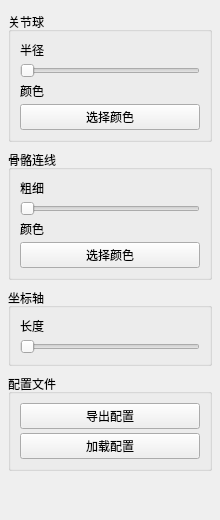
Before: the Qt Designer form ui/draw_config_panel.ui in FOHEART/MotionGloveSDK_python, drawn with Qt 5.
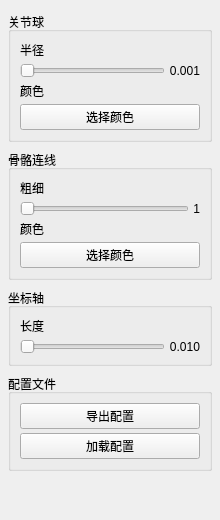
After: the same form once the commit is applied.

The edit to the form file:
```diff
--- a/ui/draw_config_panel.ui
+++ b/ui/draw_config_panel.ui
@@ -43,6 +43,8 @@
        </widget>
       </item>
       <item>
+       <layout class="QHBoxLayout" name="layout_joint_radius_h">
+        <item>
        <widget class="QSlider" name="sld_joint_radius">
         <property name="orientation">
          <enum>Qt::Horizontal</enum>
@@ -50,6 +52,21 @@
        </widget>
       </item>
       <item>
+         <widget class="QLabel" name="lbl_joint_radius_value">
+          <property name="text">
+           <string>0.001</string>
+          </property>
+          <property name="minimumWidth">
+           <number>40</number>
+          </property>
+          <property name="alignment">
+           <set>Qt::AlignRight|Qt::AlignVCenter</set>
+          </property>
+         </widget>
+        </item>
+       </layout>
+      </item>
+      <item>
        <widget class="QLabel" name="lbl_joint_color">
         <property name="text">
          <string>颜色</string>
@@ -83,6 +100,8 @@
        </widget>
       </item>
       <item>
+       <layout class="QHBoxLayout" name="layout_link_width_h">
+        <item>
        <widget class="QSlider" name="sld_link_width">
         <property name="orientation">
          <enum>Qt::Horizontal</enum>
@@ -90,6 +109,21 @@
        </widget>
       </item>
       <item>
+         <widget class="QLabel" name="lbl_link_width_value">
+          <property name="text">
+           <string>1</string>
+          </property>
+          <property name="minimumWidth">
+           <number>40</number>
+          </property>
+          <property name="alignment">
+           <set>Qt::AlignRight|Qt::AlignVCenter</set>
+          </property>
+         </widget>
+        </item>
+       </layout>
+      </item>
+      <item>
        <widget class="QLabel" name="lbl_link_color">
         <property name="text">
          <string>颜色</string>
@@ -123,11 +157,28 @@
        </widget>
       </item>
       <item>
+       <layout class="QHBoxLayout" name="layout_axis_length_h">
+        <item>
        <widget class="QSlider" name="sld_axis_length">
         <property name="orientation">
          <enum>Qt::Horizontal</enum>
         </property>
        </widget>
+        </item>
+        <item>
+         <widget class="QLabel" name="lbl_axis_length_value">
+          <property name="text">
+           <string>0.010</string>
+          </property>
+          <property name="minimumWidth">
+           <number>40</number>
+          </property>
+          <property name="alignment">
+           <set>Qt::AlignRight|Qt::AlignVCenter</set>
+          </property>
+         </widget>
+        </item>
+       </layout>
       </item>
      </layout>
     </widget>
```
Lines whose indentation alone changed are shown as unchanged.
